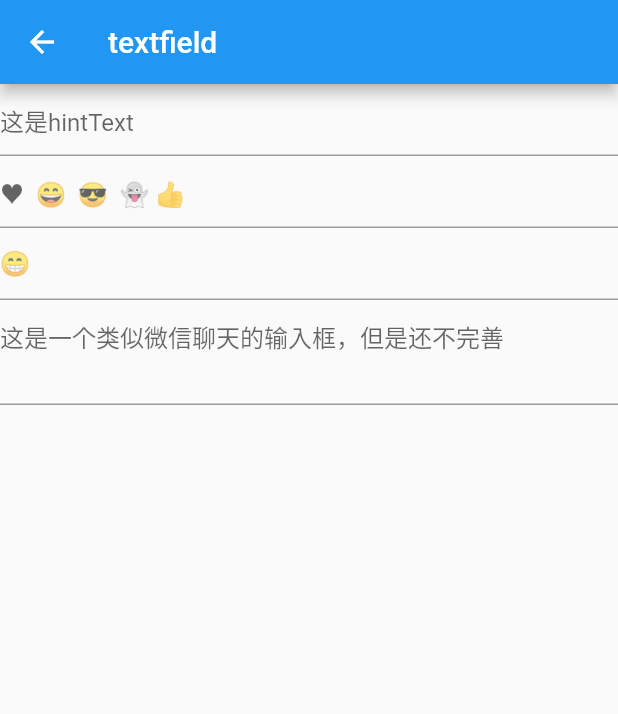
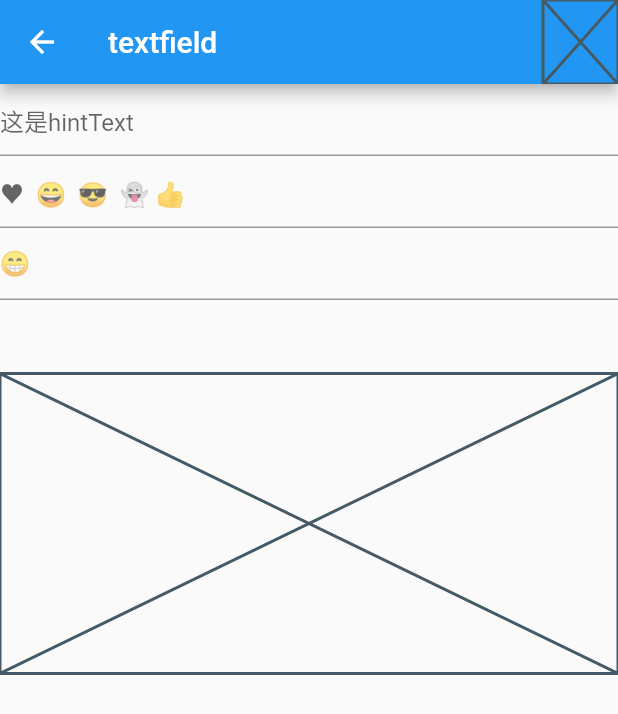
Before and after one commit to huang-weilong/flutter_learning, a Flutter app: the screen it shows after launch, after a tap on "输入框TextField", on a phone screen of 412 x 824 dp. Shown: the top 714 px of the screen. Run offline on Flutter 3.47's test engine with Material 2 defaults, Android fonts, the light colour scheme and no system bars; our stand-ins replace image_picker, shared_preferences.

Commit message:
增加了drawerr抽屉的使用

```diff
--- a/lib/tabbar/index_page.dart
+++ b/lib/tabbar/index_page.dart
@@ -22,8 +22,52 @@ class _IndexPageState extends State<IndexPage> {
   Widget build(BuildContext context) {
     return Scaffold(
       appBar: AppBar(
-        title: Text('首页'),
+        title: Text('首页index_page'),
         centerTitle: true,
+      ),
+      drawer: Drawer(
+        child: ListView(
+          children: <Widget>[
+//            DrawerHeader(child: Text('dsa'),),//可以使用这个自定义抽屉头部
+            UserAccountsDrawerHeader(
+              accountName: Text('long'),
+              accountEmail: Text('550456817@qq.com'),
+              currentAccountPicture: ClipOval(child: Image.asset('images/long.jpg'),)
+            ),
+            ListTile(
+              title: Text('布局'),
+              trailing: Icon(Icons.brightness_1),
+              onTap: (){
+                Navigator.of(context).pop();
+                Navigator.push(context, MaterialPageRoute(builder: (_)=>IndexLayoutPage()));
+              },
+            ),
+            ListTile(
+              title: Text('计时器'),
+              trailing: Icon(Icons.timer),
+              onTap: (){
+                Navigator.of(context).pop();
+                Navigator.push(context, MaterialPageRoute(builder: (_)=>IndexTimerPage()));
+              },
+            ),
+            Divider(),
+            ListTile(
+              title: new Text('收起'),
+              trailing: new Icon(Icons.cancel),
+              onTap: () => Navigator.of(context).pop(),   //点击后收起侧边栏
+            ),
+            Divider(),
+            AboutListTile(
+              icon: Icon(Icons.beach_access),
+              child: Text('关于'),
+              applicationName: 'flutter学习',
+              applicationIcon: Icon(Icons.details),
+              applicationLegalese: '此项目仅用于学习flutter，部分代码来源于互联网或官方Gallery案例',
+              applicationVersion: 'v0.0.1',
+              aboutBoxChildren: <Widget>[Icon(Icons.map),Icon(Icons.opacity)],
+            )
+          ],
+        ),
       ),
       body: GridView.count(
         crossAxisCount: 4,//一行有几个孩子
--- a/lib/tabbar/page_one/index_tab_bar_view_page.dart
+++ b/lib/tabbar/page_one/index_tab_bar_view_page.dart
@@ -51,12 +51,12 @@ class _IndexTabBarViewPageState extends State<IndexTabBarViewPage> with SingleTi
             child: Container(
               height: 48.0,
               alignment: Alignment.center,
-              child: TabPageSelector(controller: _tabController),
+              child: TabPageSelector(controller: _tabController),//滑动的小圆点
             ),
           ),
         ),
       ),
-      body:  TabBarView(
+      body:  TabBarView(//TabBar内容
         controller: _tabController,
         children: choices.map((Choice choice) {
           return Padding(
--- a/lib/tabbar/page_one/index_text_page.dart
+++ b/lib/tabbar/page_one/index_text_page.dart
@@ -8,7 +8,7 @@ class IndexTextPage extends StatefulWidget {
 class _IndexTextPageState extends State<IndexTextPage> {
   var clapping = '\u{1f44f}';
   Runes input = Runes('\u2665  \u{1f604}  \u{1f60e}  \u{1f47b} \u{1f44d}');
-  Map aa = {'smile':'\u{1F601}'};
+  Map aa = {'smile': '\u{1F601}'};
   TextEditingController controller = TextEditingController();
   FocusNode focusNode = FocusNode();
 
@@ -17,6 +17,9 @@ class _IndexTextPageState extends State<IndexTextPage> {
     return Scaffold(
         appBar: AppBar(
           title: Text('textfield'),
+          actions: <Widget>[
+            Placeholder(fallbackWidth: 50.0,)
+          ],
         ),
         body: ListView(
           children: <Widget>[
@@ -37,23 +40,26 @@ class _IndexTextPageState extends State<IndexTextPage> {
               focusNode: focusNode,
               controller: controller,
             ),
-          ConstrainedBox(
-            constraints: BoxConstraints(
-              maxHeight: 70.0
-            ),
+            Container(
+              decoration: BoxDecoration(border: Border(bottom: BorderSide(color: Colors.green))),
+              child: SingleChildScrollView(
+                reverse: true,
                 child: TextField(
+                  maxLines: null,
+                  onChanged: (_) {
+                    setState(() {});
+                  },
                   decoration: InputDecoration(
-                hintText: '这是一个类似微信聊天的输入框，但是还不完善'
-              ),
-              maxLines: 3,
-              maxLengthEnforced: false,
-              keyboardType: TextInputType.multiline,
+                    border: InputBorder.none,
                   ),
                 ),
-//          IconButton(icon: Icon(Icons.access_alarm), onPressed: (){}),
+              ),
+            ),
+            Placeholder(
+              fallbackWidth: 50.0,
+              fallbackHeight: 200.0,
+            )
           ],
-      )
-    );
+        ));
   }
-
 }
--- a/pubspec.yaml
+++ b/pubspec.yaml
@@ -36,6 +36,7 @@ flutter:
   #  - images/a_dot_ham.jpeg
   assets:
    - images/img.jpg
+   - images/long.jpg
 
   # An image asset can refer to one or more resolution-specific "variants", see
   # https://flutter.io/assets-and-images/#resolution-aware.
```
Also changed, not shown: lib/test.dart (+6 -7 lines), images/long.jpg (added). Lines whose indentation alone changed are shown as unchanged.
